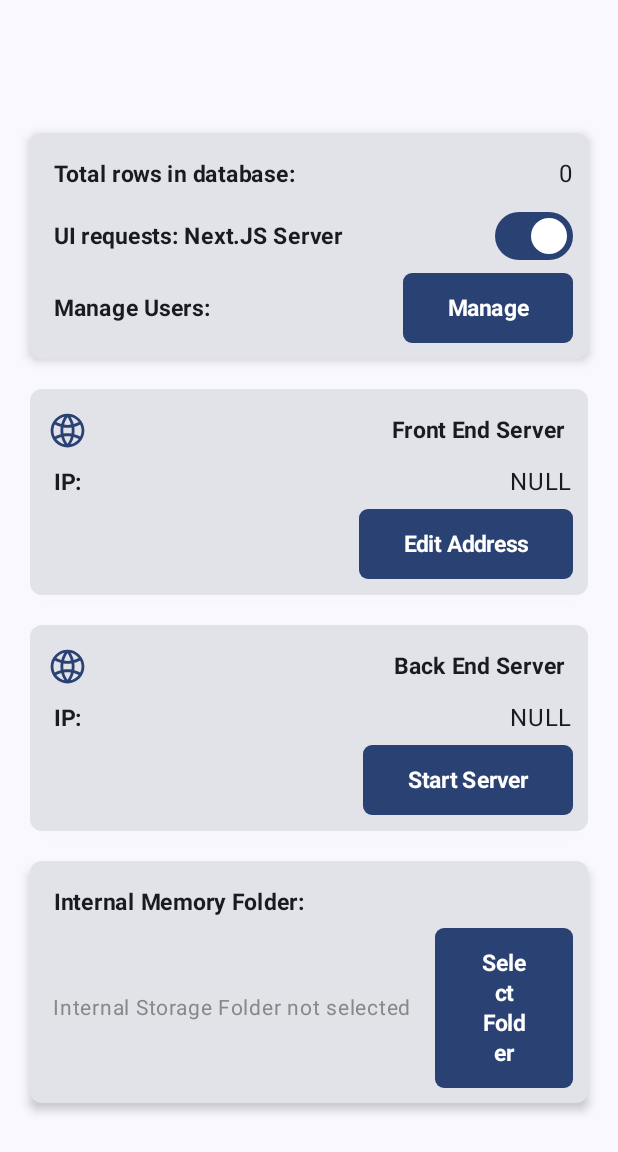
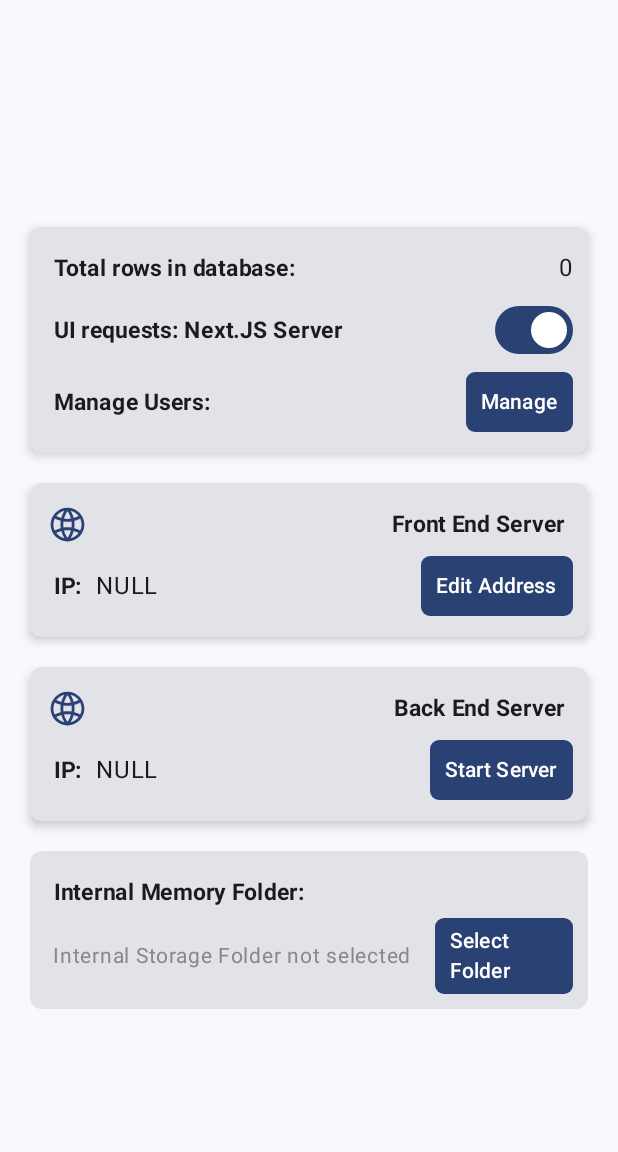
Before and after one commit to rajasaidevaraju/ServerApp, an Android app built with Jetpack Compose: the screen it shows after launch (MainActivity), on a phone screen of 412 x 824 dp. Shown: the top 1152 px of the screen. Run offline under Robolectric (Android 15) with nearby library versions, the phone set to English and light mode, and no system bars; our stand-ins replace Room's generated code, livedata-compose; libraries missing offline, so code that uses them is left out: fi.iki.elonen.

Commit message:
Modified button ui

```diff
--- a/app/src/main/java/com/example/serverapp/ui/Common.kt
+++ b/app/src/main/java/com/example/serverapp/ui/Common.kt
@@ -9,9 +9,11 @@ import androidx.compose.foundation.layout.Arrangement
 import androidx.compose.foundation.layout.Column
 import androidx.compose.foundation.layout.ColumnScope
 import androidx.compose.foundation.layout.IntrinsicSize
+import androidx.compose.foundation.layout.PaddingValues
 import androidx.compose.foundation.layout.Row
 import androidx.compose.foundation.layout.RowScope
 import androidx.compose.foundation.layout.Spacer
+import androidx.compose.foundation.layout.defaultMinSize
 import androidx.compose.foundation.layout.fillMaxSize
 import androidx.compose.foundation.layout.fillMaxWidth
 import androidx.compose.foundation.layout.height
@@ -101,15 +103,21 @@ fun CommonButton(
     onClick: () -> Unit,
     modifier: Modifier = Modifier,
     cornerRadius: Dp = 6.dp,
-    content: @Composable () -> Unit = { StyledText(text = buttonText) },
+    content: @Composable () -> Unit = { Text(text = buttonText) },
     longPressToastMessage: String = "Long press detected"
 ) {
     val context = LocalContext.current
     val scope = rememberCoroutineScope()
-
+    val customPadding = PaddingValues(
+        start = 10.dp,
+        top = 5.dp,
+        end = 10.dp,
+        bottom = 5.dp
+    )
     Button(
         onClick = onClick,
         shape = RoundedCornerShape(cornerRadius),
+        contentPadding = customPadding,
         // Use combinedClickable for long press detection
         modifier = modifier.combinedClickable(
             onClick = onClick,
--- a/app/src/main/java/com/example/serverapp/ui/homeview/HomeScreen.kt
+++ b/app/src/main/java/com/example/serverapp/ui/homeview/HomeScreen.kt
@@ -94,10 +94,7 @@ fun ServerCard(
         }
         Row(verticalAlignment = Alignment.CenterVertically) {
             StyledText(text = "IP: ")
-            Spacer(Modifier.weight(1f))
             DisplayIP(address = url)
-        }
-        Row(verticalAlignment = Alignment.CenterVertically) {
             Spacer(Modifier.weight(1f))
             CommonButton(onClick = buttonAction, buttonText = buttonText,longPressToastMessage=longPressToastMessage)
         }
```
